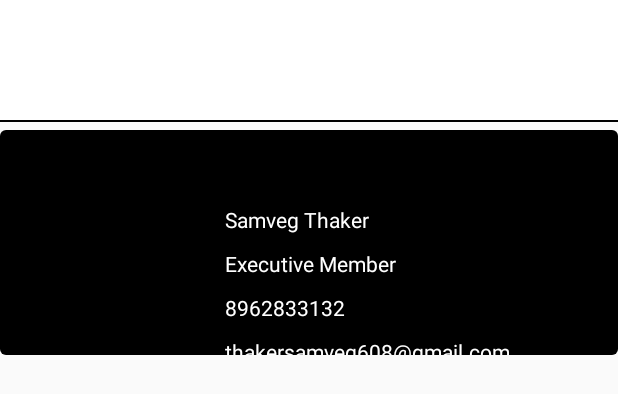
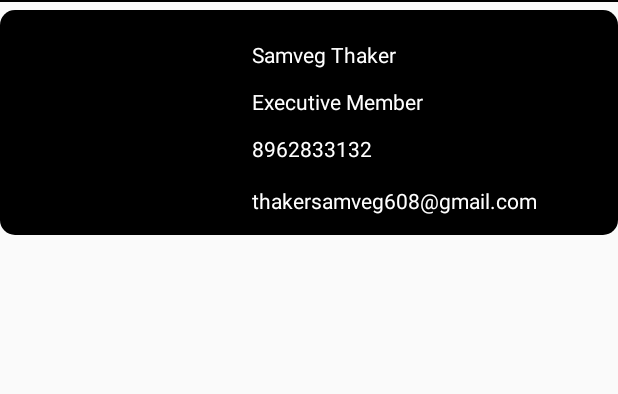
Before and after one commit to ECellNitrr/ECellApp2k17, an Android app: the layout team_card.xml on its own in the app's theme, with its tools: preview values and no code run, on a phone screen of 412 x 824 dp. Shown: the top 394 px of the screen. Run offline under Robolectric (Android 15) with nearby library versions, the phone set to English and light mode, and no system bars.

Commit message:
About Us updation.

```diff
--- a/app/src/main/res/layout/team_card.xml
+++ b/app/src/main/res/layout/team_card.xml
@@ -3,47 +3,8 @@
     xmlns:card_view="http://schemas.android.com/apk/res-auto"
     android:orientation="vertical"
     android:layout_width="match_parent"
-    android:layout_height="match_parent">
-    <LinearLayout
-        android:layout_width="match_parent"
-        android:layout_height="80sp"
-        android:orientation="horizontal"
-        android:background="#ffffff"
-        android:weightSum="4">
-        <ImageView
-            android:id="@+id/vision_img"
-            android:layout_width="80dip"
-            android:layout_height="match_parent"
-            android:clickable="true"
-            android:onClick="go_to_vision"
-            android:layout_weight="1"
-            android:elevation="10dp"/>
-        <ImageView
-            android:id="@+id/team_img"
-            android:layout_width="80sp"
-            android:layout_height="match_parent"
-            android:clickable="true"
-            android:onClick="go_to_team"
-            android:layout_weight="1"
-            android:elevation="10dp"/>
-        <ImageView
-            android:id="@+id/past_work_img"
-            android:layout_width="80sp"
-            android:layout_height="match_parent"
-            android:clickable="true"
-            android:onClick="go_to_past_work"
-            android:layout_weight="1"
-            android:elevation="10dp"/>
-        <ImageView
-            android:id="@+id/contact_us_img"
-            android:layout_width="80sp"
-            android:layout_height="match_parent"
-            android:clickable="true"
-            android:onClick="go_to_contact_us"
-            android:layout_weight="1"
-            android:elevation="10dp"/>
+    android:layout_height="wrap_content">
 
-    </LinearLayout>
     <TextView
         android:layout_width="match_parent"
         android:layout_height="1dp"
@@ -54,8 +15,9 @@
         android:layout_width="match_parent"
         android:layout_height="150dp"
         card_view:cardBackgroundColor="@color/black"
-        card_view:cardCornerRadius="4dp"
-        card_view:cardElevation="10dp">
+        card_view:cardCornerRadius="10dp"
+        card_view:cardElevation="2dp">
+
         <RelativeLayout
             android:layout_width="match_parent"
             android:layout_height="match_parent">
@@ -64,41 +26,52 @@
                 android:id="@+id/member_img"
                 android:layout_width="150dp"
                 android:layout_height="match_parent" />
+
             <TextView
                 android:id="@+id/member_name"
                 android:layout_width="wrap_content"
                 android:layout_height="wrap_content"
-                android:layout_toRightOf="@+id/member_img"
-                android:layout_marginTop="50dp"
+                android:layout_alignLeft="@+id/member_position"
+                android:layout_alignParentTop="true"
+                android:layout_alignStart="@+id/member_position"
+                android:layout_marginTop="20dp"
                 android:text="Samveg Thaker"
-                android:textColor="#ffffff"/>
+                android:textColor="#ffffff" />
+
             <TextView
                 android:id="@+id/member_position"
                 android:layout_width="wrap_content"
                 android:layout_height="wrap_content"
-                android:layout_marginTop="10dp"
+                android:layout_below="@+id/member_name"
+                android:layout_marginLeft="18dp"
+                android:layout_marginStart="18dp"
+                android:layout_marginTop="12dp"
+                android:layout_toEndOf="@+id/member_img"
                 android:layout_toRightOf="@+id/member_img"
-                android:layout_below="@+id/member_name"
                 android:text="Executive Member"
-                android:textColor="#ffffff"/>
+                android:textColor="#ffffff" />
+
             <TextView
                 android:id="@+id/member_contact"
                 android:layout_width="wrap_content"
                 android:layout_height="wrap_content"
-                android:layout_marginTop="10dp"
-                android:layout_toRightOf="@+id/member_img"
+                android:layout_marginTop="12dp"
+                android:text="8962833132"
+                android:textColor="#ffffff"
                 android:layout_below="@+id/member_position"
-                android:text="8962833132"
-                android:textColor="#ffffff"/>
+                android:layout_alignLeft="@+id/member_position"
+                android:layout_alignStart="@+id/member_position" />
+
             <TextView
                 android:id="@+id/member_email"
                 android:layout_width="wrap_content"
                 android:layout_height="wrap_content"
-                android:layout_marginTop="10dp"
-                android:layout_toRightOf="@+id/member_img"
+                android:layout_marginTop="15dp"
+                android:text="thakersamveg608@gmail.com"
+                android:textColor="#ffffff"
                 android:layout_below="@+id/member_contact"
-                android:text="thakersamveg608@gmail.com"
-                android:textColor="#ffffff"/>
+                android:layout_alignLeft="@+id/member_contact"
+                android:layout_alignStart="@+id/member_contact" />
         </RelativeLayout>
 
     </android.support.v7.widget.CardView>
```
